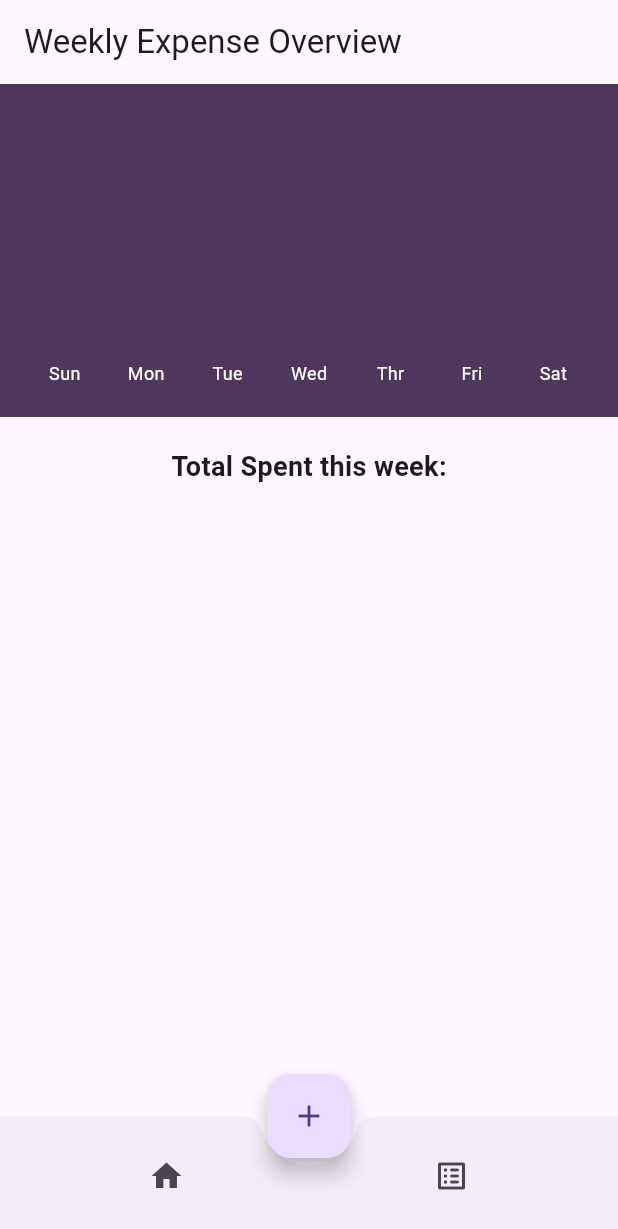
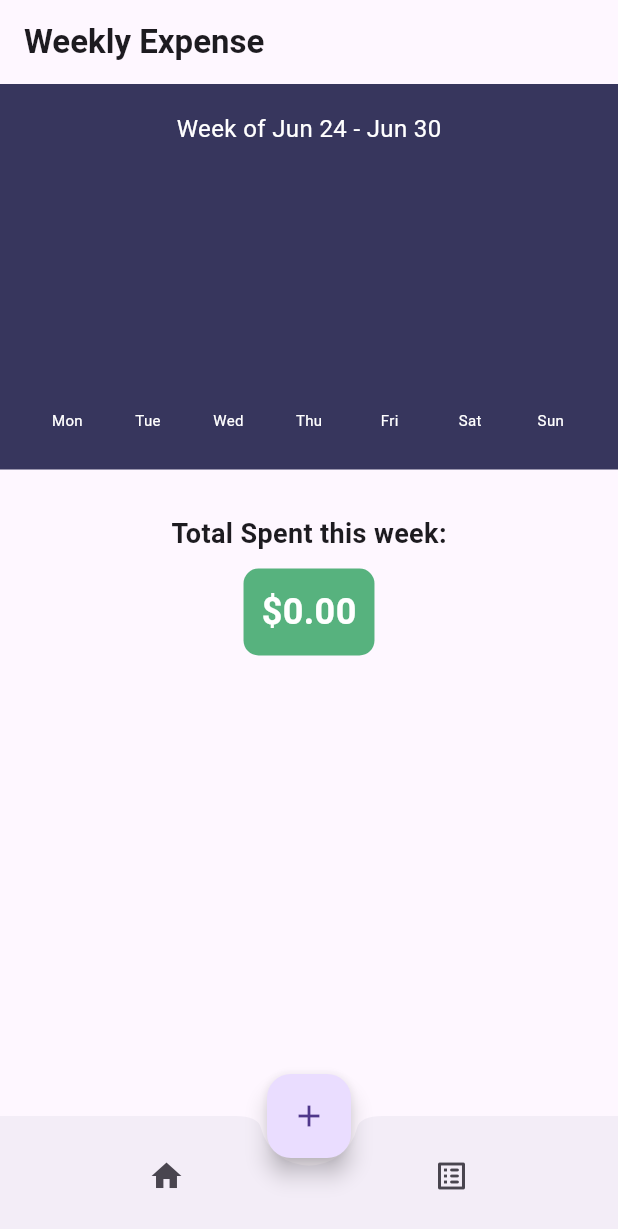
Before and after one commit to tlu3838/Group-5-Expense-Tracker, a Flutter app: the screen it shows after launch, on a phone screen of 412 x 824 dp. Shown: the top 1229 px of the screen. Run offline on Flutter 3.47's test engine with Material 3 defaults, Android fonts, the light colour scheme and no system bars; drawn by our look-alikes of fl_chart; our stand-ins replace sqflite; accounts and stored records are empty.

Commit message:
Adjusted Bar Graph more, Added total to main page. Changed colors.

```diff
--- a/lib/providers/expense_provider.dart
+++ b/lib/providers/expense_provider.dart
@@ -10,6 +10,7 @@ class ExpenseProvider with ChangeNotifier {
     _expenses.add(expense);
     notifyListeners();
   }
+
 //delete method for budget overview screen
   void deleteExpense(Expense expense) {
     _expenses.remove(expense);
@@ -18,18 +19,17 @@ class ExpenseProvider with ChangeNotifier {
 
  List<double> getWeeklySpending() {
   final now = DateTime.now();
-    final startOfWeek = now.subtract(Duration(days: now.weekday % 7));
+  final startOfWeek = now.subtract(Duration(days: now.weekday - 1));
+  final endOfWeek = startOfWeek.add(Duration(days: 6));
   List<double> weeklySpending = List.filled(7, 0.0);
 
   for (var expense in _expenses) {
     if (expense.date.isAfter(startOfWeek.subtract(Duration(days: 1))) &&
-          expense.date.isBefore(startOfWeek.add(Duration(days: 7)))) {
-        int dayIndex = expense.date
-            .difference(startOfWeek)
-            .inDays; // changed to set sunday to 0..tuesday is 2..etc
-        if (dayIndex >= 0 && dayIndex < 7) {
+        expense.date.isBefore(endOfWeek.add(Duration(days: 1))) &&
+        expense.date.year == now.year &&
+        expense.date.month == now.month) {
+      int dayIndex = expense.date.weekday - 1; // Monday is 0, Sunday is 6
       weeklySpending[dayIndex] += expense.amount;
-        }
     }
   }
 
--- a/lib/screens/add_expense.dart
+++ b/lib/screens/add_expense.dart
@@ -31,6 +31,7 @@ class _AddExpensePageState extends State<AddExpensePage> {
       initialDate: selectedDate,
       firstDate: DateTime(2000),
       lastDate: DateTime.now(),
+      selectableDayPredicate: (DateTime val)=>val.weekday <=8,
     );
     if (picked != null && picked != selectedDate) {
       setState(() {
--- a/lib/screens/budget_overview.dart
+++ b/lib/screens/budget_overview.dart
@@ -3,6 +3,14 @@ import 'package:provider/provider.dart';
 import '../providers/expense_provider.dart';
 import '../models/expense_model.dart';
 import 'package:intl/intl.dart';
+
+extension DateTimeExtension on DateTime {
+  int get weekOfYear {
+    final firstJan = DateTime(year, 1, 1);
+    final dayOfYear = difference(firstJan).inDays;
+    return ((dayOfYear - weekday + 10) / 7).floor();
+  }
+}
 
 class BudgetOverviewPage extends StatelessWidget {
   @override
@@ -29,7 +37,8 @@ class BudgetOverviewPage extends StatelessWidget {
           }
 
           // Sort weeks
-          List<int> sortedWeeks = expensesByWeek.keys.toList()..sort((a, b) => b.compareTo(a));
+          List<int> sortedWeeks = expensesByWeek.keys.toList()
+            ..sort((a, b) => b.compareTo(a));
 
           return ListView.builder(
             itemCount: sortedWeeks.length,
@@ -40,10 +49,12 @@ class BudgetOverviewPage extends StatelessWidget {
 
               return ExpansionTile(
                 title: Text('Week $weekNumber'),
-                children: weekExpenses.map((expense) => Dismissible(
-                  key: Key(expense.description + expense.date.toString()),
+                children: weekExpenses
+                    .map((expense) => Dismissible(
+                          key: Key(
+                              expense.description + expense.date.toString()),
                           background: Container(
-                    color: Colors.red,
+                            color: Color.fromARGB(255, 89, 44, 135),
                             alignment: Alignment.centerRight,
                             padding: EdgeInsets.only(right: 20.0),
                             child: Icon(Icons.delete, color: Colors.white),
@@ -52,12 +63,15 @@ class BudgetOverviewPage extends StatelessWidget {
                           onDismissed: (direction) {
                             expenseProvider.deleteExpense(expense);
                             ScaffoldMessenger.of(context).showSnackBar(
-                      SnackBar(content: Text('${expense.description} deleted')),
+                              SnackBar(
+                                  content:
+                                      Text('${expense.description} deleted')),
                             );
                           },
                           child: ListTile(
                             title: Text(expense.description),
-                    subtitle: Text('${expense.category} - ${DateFormat('MMM d, y').format(expense.date)}'),
+                            subtitle: Text(
+                                '${expense.category} - ${DateFormat('MMM d, y').format(expense.date)}'),
                             trailing: Row(
                               mainAxisSize: MainAxisSize.min,
                               children: [
@@ -70,7 +84,8 @@ class BudgetOverviewPage extends StatelessWidget {
                                       builder: (BuildContext context) {
                                         return AlertDialog(
                                           title: Text('Delete Expense'),
-                                  content: Text('Are you sure you want to delete this expense?'),
+                                          content: Text(
+                                              'Are you sure you want to delete this expense?'),
                                           actions: <Widget>[
                                             TextButton(
                                               child: Text('Cancel'),
@@ -81,10 +96,14 @@ class BudgetOverviewPage extends StatelessWidget {
                                             TextButton(
                                               child: Text('Delete'),
                                               onPressed: () {
-                                        expenseProvider.deleteExpense(expense);
+                                                expenseProvider
+                                                    .deleteExpense(expense);
                                                 Navigator.of(context).pop();
-                                        ScaffoldMessenger.of(context).showSnackBar(
-                                          SnackBar(content: Text('${expense.description} deleted')),
+                                                ScaffoldMessenger.of(context)
+                                                    .showSnackBar(
+                                                  SnackBar(
+                                                      content: Text(
+                                                          '${expense.description} deleted')),
                                                 );
                                               },
                                             ),
@@ -97,7 +116,8 @@ class BudgetOverviewPage extends StatelessWidget {
                               ],
                             ),
                           ),
-                )).toList(),
+                        ))
+                    .toList(),
               );
             },
           );
@@ -106,13 +126,3 @@ class BudgetOverviewPage extends StatelessWidget {
     );
   }
 }
-
-extension DateTimeExtension on DateTime {
-  int get weekOfYear {
-    final firstJan = DateTime(year, 1, 1);
-    final daysOffset = firstJan.weekday-1;
-    final firstMonday = firstJan.add(Duration(days: (7 - daysOffset) % 7));
-    final diff = difference(firstMonday);
-    return (diff.inDays / 7).floor() + 1;
-  }
-}
--- a/lib/screens/home_page.dart
+++ b/lib/screens/home_page.dart
@@ -17,22 +17,44 @@ class _HomePageState extends State<HomePage> {
   Widget build(BuildContext context) {
     return Scaffold(
       appBar: AppBar(
-        title: Text('Weekly Expense Overview'),
+        title: Text(
+          'Weekly Expense',
+          style: TextStyle(fontWeight: FontWeight.bold),
+        ),
       ),
       body: Consumer<ExpenseProvider>(
         builder: (context, expenseProvider, child) {
           List<double> weeklySpending = expenseProvider.getWeeklySpending();
+          double totalSpent = weeklySpending.reduce((a, b) => a + b);
 
           return SingleChildScrollView(
             child: Column(
               children: [
                 Container(
-                  padding: EdgeInsets.all(16),
-                  color: Color.fromARGB(255, 79, 54, 93),
+                  padding: EdgeInsets.all(18),
+                  color: Color.fromARGB(255, 55, 54, 93),
                   child: WeeklySpendingChart(dailySpending: weeklySpending),
                 ),
-                SizedBox(height: 20),
-                Text('Total Spent this week:', style: TextStyle(fontSize: 18, fontWeight: FontWeight.bold)),
+                SizedBox(height: 30),
+                Text('Total Spent this week:',
+                    style:
+                        TextStyle(fontSize: 18, fontWeight: FontWeight.bold)),
+                SizedBox(height: 10),
+                Container(
+                  padding: EdgeInsets.all(12),
+                  decoration: BoxDecoration(
+                    color: Color.fromARGB(255, 87, 178, 126),
+                    borderRadius: BorderRadius.circular(10),
+                  ),
+                  child: Text(
+                    '\$${totalSpent.toStringAsFixed(2)}',
+                    style: TextStyle(
+                      color: Colors.white,
+                      fontSize: 24,
+                      fontWeight: FontWeight.bold,
+                    ),
+                  ),
+                ),
                 SizedBox(height: 20),
               ],
             ),
@@ -47,14 +69,14 @@ class _HomePageState extends State<HomePage> {
           ).then((result) {
             if (result == true) {
               // An expense was added, so notify listeners to rebuild the UI
-              Provider.of<ExpenseProvider>(context, listen: false).notifyListeners();
+              Provider.of<ExpenseProvider>(context, listen: false)
+                  .notifyListeners();
             }
           });
         },
         child: Icon(Icons.add),
       ),
       floatingActionButtonLocation: FloatingActionButtonLocation.centerDocked,
-      //https://kymoraa.medium.com/a-simple-bottomappbar-in-flutter-4556b2365baf source for bottomnaviationbar layout
       bottomNavigationBar: BottomAppBar(
         shape: CircularNotchedRectangle(),
         notchMargin: 5.0,
@@ -80,7 +102,8 @@ class _HomePageState extends State<HomePage> {
                   context,
                   MaterialPageRoute(
                     builder: (context) => ChangeNotifierProvider.value(
-                      value: Provider.of<ExpenseProvider>(context, listen: false),
+                      value:
+                          Provider.of<ExpenseProvider>(context, listen: false),
                       child: BudgetOverviewPage(),
                     ),
                   ),
--- a/lib/screens/weekly_spending_chart.dart
+++ b/lib/screens/weekly_spending_chart.dart
@@ -1,17 +1,30 @@
 import 'package:flutter/material.dart';
 import 'package:fl_chart/fl_chart.dart';
-// import '../providers/expense_provider.dart';
+import 'package:intl/intl.dart';
 
 class WeeklySpendingChart extends StatelessWidget {
   final List<double> dailySpending;
 
-  const WeeklySpendingChart({super.key, required this.dailySpending});
+  const WeeklySpendingChart({Key? key, required this.dailySpending})
+      : super(key: key);
 
   @override
   Widget build(BuildContext context) {
-    double maxSpending = dailySpending.reduce((curr, next) => curr > next ? curr : next);
+    double maxSpending =
+        dailySpending.reduce((curr, next) => curr > next ? curr : next);
 
-    return AspectRatio(
+    final now = DateTime.now();
+    final startOfWeek = now.subtract(Duration(days: now.weekday - 1));
+    final endOfWeek = startOfWeek.add(Duration(days: 6));
+
+    return Column(
+      children: [
+        Text(
+          'Week of ${DateFormat('MMM d').format(startOfWeek)} - ${DateFormat('MMM d').format(endOfWeek)}',
+          style: TextStyle(color: Colors.white, fontSize: 16),
+        ),
+        SizedBox(height: 10),
+        AspectRatio(
           aspectRatio: 2,
           child: BarChart(
             BarChartData(
@@ -23,15 +36,24 @@ class WeeklySpendingChart extends StatelessWidget {
                 bottomTitles: AxisTitles(
                   sideTitles: SideTitles(
                     showTitles: true,
-                getTitlesWidget: (value, meta) {  //https://pub.dev/documentation/fl_chart/latest/fl_chart/GetTitleWidgetFunction.html
-                  const titles = ['Sun', 'Mon', 'Tue', 'Wed', 'Thr', 'Fri', 'Sat'];
-                  return Text(titles[value.toInt()], style: const TextStyle(color: Colors.white, fontSize: 12));
+                    getTitlesWidget: (value, meta) {
+                      final day =
+                          startOfWeek.add(Duration(days: value.toInt()));
+                      return Text(
+                        DateFormat('E').format(day),
+                        style:
+                            const TextStyle(color: Colors.white, fontSize: 10),
+                        textAlign: TextAlign.center,
+                      );
                     },
                   ),
                 ),
-            leftTitles: const AxisTitles(sideTitles: SideTitles(showTitles: false)),
-            topTitles: const AxisTitles(sideTitles: SideTitles(showTitles: false)),
-            rightTitles: const AxisTitles(sideTitles: SideTitles(showTitles: false)),
+                leftTitles:
+                    const AxisTitles(sideTitles: SideTitles(showTitles: false)),
+                topTitles:
+                    const AxisTitles(sideTitles: SideTitles(showTitles: false)),
+                rightTitles:
+                    const AxisTitles(sideTitles: SideTitles(showTitles: false)),
               ),
               gridData: const FlGridData(show: false),
               borderData: FlBorderData(show: false),
@@ -55,6 +77,8 @@ class WeeklySpendingChart extends StatelessWidget {
               }).toList(),
             ),
           ),
+        ),
+      ],
     );
   }
 }
```
Lines whose indentation alone changed are shown as unchanged.
